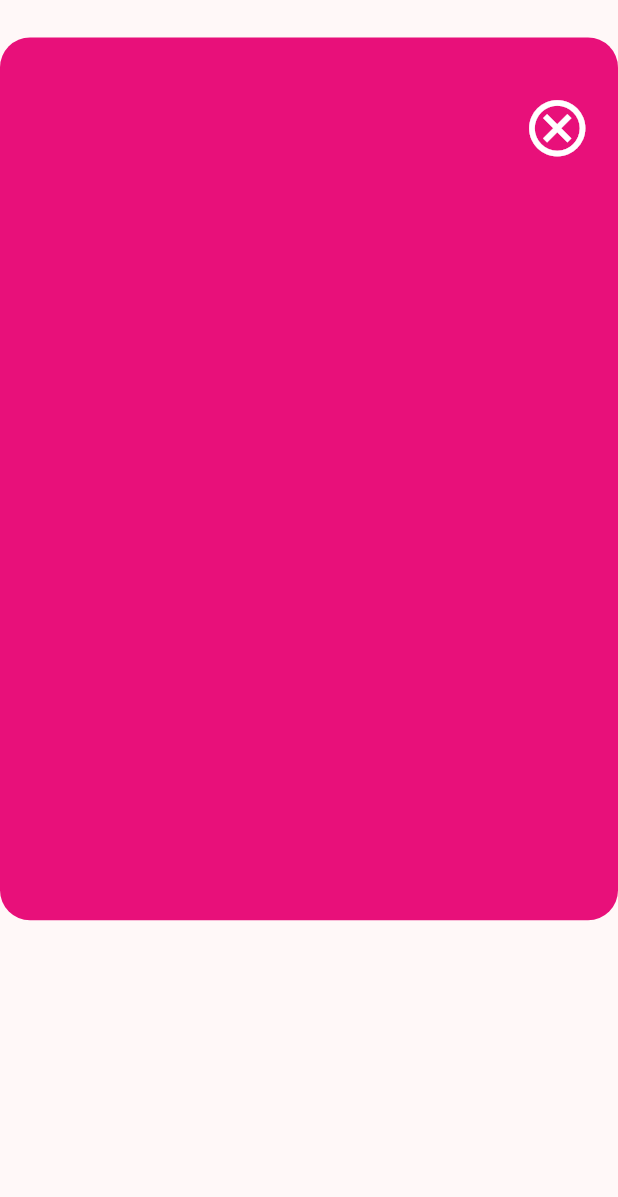
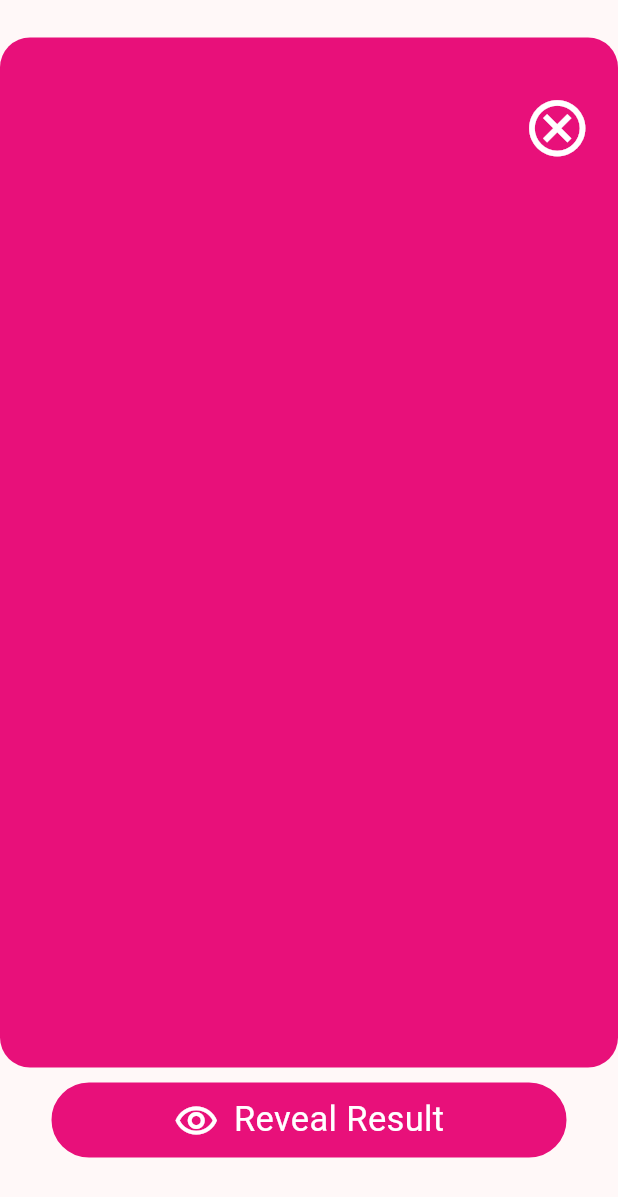
Before and after one commit to naumansamtia/color-palette, a Flutter app: the ResultDetailsPage screen opened directly, on a phone screen of 412 x 824 dp. Shown: the top 1197 px of the screen. Run offline on Flutter 3.47's test engine with Material 3 defaults, Android fonts, the phone set to English and light mode, and no system bars; our stand-ins replace flutter_form_builder, font_awesome_flutter, form_builder_validators; missing offline and left inert: form_builder_image_picker.

Commit message:
result details page stack add

```diff
--- a/lib/pages/result_details_page.dart
+++ b/lib/pages/result_details_page.dart
@@ -1,3 +1,4 @@
+import 'package:color_palette/widgets/custom_widgets.dart';
 import 'package:flutter/material.dart';
 
 class ResultDetailsPage extends StatelessWidget {
@@ -10,8 +11,10 @@ class ResultDetailsPage extends StatelessWidget {
       children: [
         Padding(
           padding: const EdgeInsets.only(top: 25),
-            child: Container(
-              height: MediaQuery.of(context).size.height / 1.4,
+          child: Column(
+            children: [
+              Container(
+                height: MediaQuery.of(context).size.height / 1.2,
                 decoration: const BoxDecoration(
                   borderRadius: BorderRadius.all(Radius.circular(20)),
                   color: Color(0xffE8107A),
@@ -20,26 +23,48 @@ class ResultDetailsPage extends StatelessWidget {
                   //   fit: BoxFit.cover,
                   // ),
                 ),
+                // child: Image.asset('assets/dummy-kid-img.jpg'),
+              ),
+              const SizedBox(
+                height: 10,
+              ),
+              CustomButtonWithIcon(
+                height: 50,
+                width: MediaQuery.of(context).size.width / 1.2,
+                color: const Color(0xffE8107A),
+                onPressed: () {},
+                icon: const Icon(Icons.remove_red_eye_outlined),
+                iconColor: Colors.white,
+                iconSize: 30,
+                text: 'Reveal Result',
+                textColor: Colors.white,
+                fontSize: 23,
+              ),
+            ],
           ),
         ),
-          // Positioned(
-          //     top: 30,
-          //
-          //
-          //
+        // SizedBox(
+        //   height: 10,
+        // ),
+        // Container(
+        //   child: CustomButton(
+        //     onPressed: () {},
+        //     icon: const Icon(Icons.remove_red_eye_outlined),
+        //     text: 'Reveal Result',
+        //   ),
         // ),
         Positioned(
             top: 55,
             right: 10,
             child: IconButton(
-                onPressed: () {},
+              onPressed: () {
+                Navigator.pop(context);
+              },
               icon: const Icon(Icons.cancel_outlined),
               color: Colors.white,
               iconSize: 45,
-              )
-          ),
+            )),
       ],
-      )
-    );
+    ));
   }
 }
--- a/lib/widgets/custom_widgets.dart
+++ b/lib/widgets/custom_widgets.dart
@@ -45,6 +45,69 @@ class CustomButton extends StatelessWidget {
                 fontSize: fontSize ?? 20),
           ),
         ),
+      ),
+    );
+  }
+}
+
+class CustomButtonWithIcon extends StatelessWidget {
+  final Icon? icon;
+  final double? iconSize;
+  final Color? iconColor;
+  final String text;
+  final void Function() onPressed;
+  final double? width;
+  final double? height;
+  final Color? color;
+  final Color? textColor;
+  final double? fontSize;
+
+  const CustomButtonWithIcon({
+    super.key,
+    required this.text,
+    required this.onPressed,
+    this.width,
+    this.height,
+    this.color,
+    this.textColor,
+    this.fontSize,
+    this.icon,
+    this.iconSize,
+    this.iconColor,
+  });
+
+  @override
+  Widget build(BuildContext context) {
+    return GestureDetector(
+      onTap: onPressed,
+      child: Container(
+          height: height ?? 45,
+          width: width ?? MediaQuery.of(context).size.width / 1.6,
+          decoration: BoxDecoration(
+              color: color ?? Colors.white,
+              border: Border.all(color: const Color(0xffE8107A), width: 1.5),
+              // gradient: LinearGradient(
+              //   colors: [Color(0xFFf45d27), Color(0xFFf5851f)],
+              // ),
+              borderRadius: const BorderRadius.all(Radius.circular(50))),
+          child: Row(
+            mainAxisAlignment: MainAxisAlignment.center,
+            children: [
+              Icon(
+                icon?.icon,
+                color: textColor ?? const Color(0xffE8107A),
+                size: iconSize ?? 20,
+              ),
+              const SizedBox(width: 10),
+              Text(
+                text,
+                style: TextStyle(
+                  color: textColor ?? const Color(0xffE8107A),
+                  fontSize: fontSize ?? 16,
+                ),
+              ),
+            ],
+          )
       ),
     );
   }
```
Lines whose indentation alone changed are shown as unchanged.
